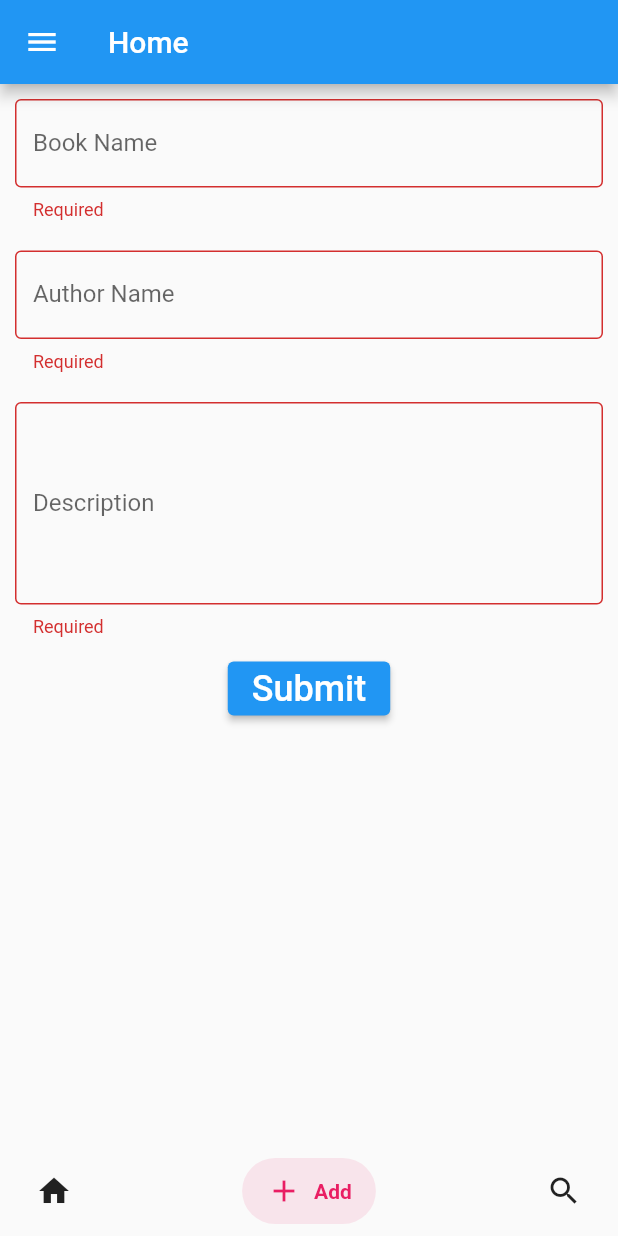
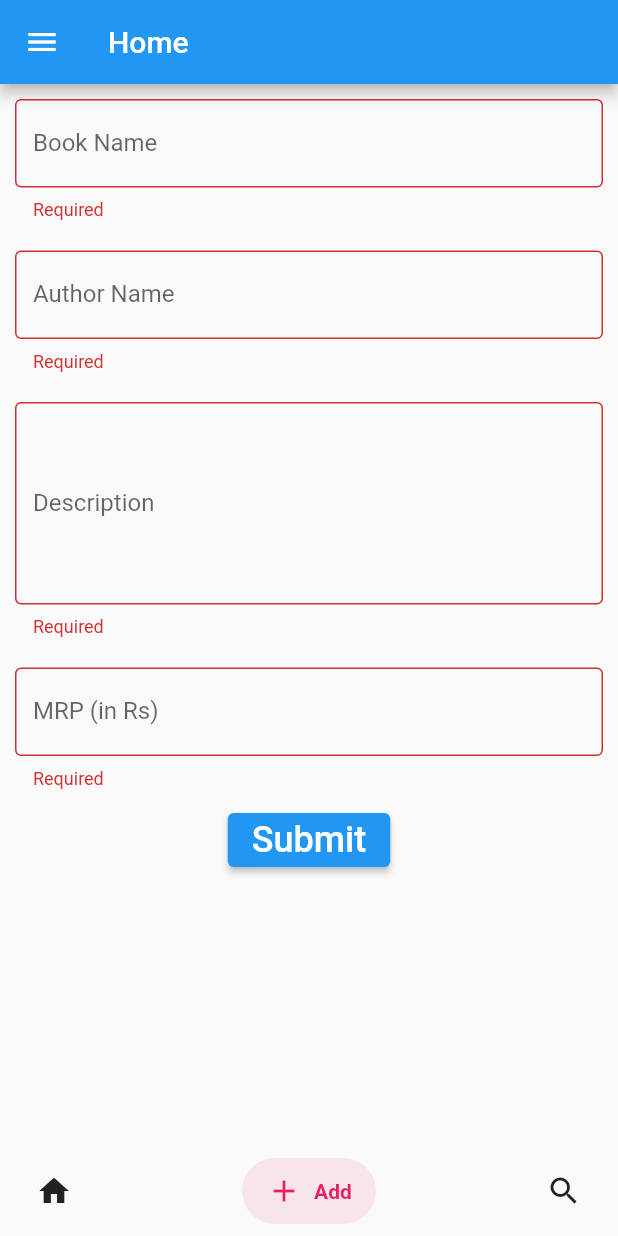
Before and after one commit to kamathprasad9/book-bank-flutter, a Flutter app: the HomePage screen opened by its route, item 2 of the bottom bar chosen, after a tap on "Submit", on a phone screen of 412 x 824 dp. Run offline on Flutter 3.47's test engine with Material 2 defaults, Android fonts, the phone set to English and light mode, and no system bars; drawn by our look-alikes of salomon_bottom_bar; our stand-ins replace firebase_auth, firebase_core, location, shared_preferences; missing offline and left inert: geocoder; accounts and stored records are empty.

Commit message:
Add book fields, radio buttons

```diff
--- a/lib/widgets/add_book.dart
+++ b/lib/widgets/add_book.dart
@@ -2,6 +2,8 @@ import 'package:flutter/cupertino.dart';
 import 'package:flutter/material.dart';
 import 'package:geocoder/geocoder.dart';
 import 'package:location/location.dart';
+
+enum RadioButtonType { donate, slider }
 
 class AddBook extends StatefulWidget {
   @override
@@ -10,8 +12,11 @@ class AddBook extends StatefulWidget {
 
 class _AddBookState extends State<AddBook> {
   final GlobalKey<FormState> _formKey = GlobalKey();
+
+  RadioButtonType _radioButtonType = RadioButtonType.donate;
   LocationData _currentPosition;
-  String _area, _city;
+  String _bookName, _author, _description, _area, _city, _mrp;
+  double _percent = 4.0 / 100;
   DateTime _dateTime;
   Location location = Location();
 
@@ -23,7 +28,7 @@ class _AddBookState extends State<AddBook> {
 
   void _submit() async {
     // getLoc();
-    print(_dateTime);
+    print("$_bookName+$_author+$_description+$_area+$_city+$_mrp");
     final isValid = _formKey.currentState.validate();
     if (!isValid) {
       return;
@@ -55,6 +60,11 @@ class _AddBookState extends State<AddBook> {
                   }
                   return null;
                 },
+                onChanged: (value) {
+                  setState(() {
+                    _bookName = value;
+                  });
+                },
               ),
             ),
             Container(
@@ -71,6 +81,11 @@ class _AddBookState extends State<AddBook> {
                     return "Required";
                   }
                   return null;
+                },
+                onChanged: (value) {
+                  setState(() {
+                    _author = value;
+                  });
                 },
               ),
             ),
@@ -90,8 +105,111 @@ class _AddBookState extends State<AddBook> {
                   }
                   return null;
                 },
+                onChanged: (value) {
+                  setState(() {
+                    _description = value;
+                  });
+                },
               ),
             ),
+            Container(
+              padding: EdgeInsets.all(10),
+              child: TextFormField(
+                decoration: InputDecoration(
+                  hintText: '255',
+                  labelText: "MRP (in Rs)",
+                  border: OutlineInputBorder(),
+                ),
+                enableSuggestions: true,
+                keyboardType: TextInputType.number,
+                textInputAction: TextInputAction.next,
+                validator: (value) {
+                  if (value.isEmpty) {
+                    return "Required";
+                  }
+                  return null;
+                },
+                onChanged: (value) {
+                  setState(() {
+                    _mrp = value;
+                  });
+                },
+              ),
+            ),
+            if (_mrp != null)
+              Row(
+                mainAxisSize: MainAxisSize.min,
+                mainAxisAlignment: MainAxisAlignment.start,
+                children: [
+                  Text('Type'),
+                  SizedBox(
+                    width: 300,
+                    child: Column(
+                      mainAxisSize: MainAxisSize.min,
+                      children: <Widget>[
+                        Flexible(
+                          child: ListTile(
+                            title: const Text('Donate'),
+                            leading: Radio<RadioButtonType>(
+                              value: RadioButtonType.donate,
+                              groupValue: _radioButtonType,
+                              onChanged: (RadioButtonType value) {
+                                setState(() {
+                                  _radioButtonType = value;
+                                  print(_radioButtonType);
+                                  _percent = 0;
+                                });
+                              },
+                            ),
+                          ),
+                        ),
+                        Flexible(
+                          child: Column(
+                            children: [
+                              ListTile(
+                                title: SliderTheme(
+                                  data: SliderTheme.of(context).copyWith(
+                                    inactiveTickMarkColor: Colors.amber,
+                                  ),
+                                  child: Slider(
+                                    value: _percent,
+                                    onChanged: (value) {
+                                      setState(() {
+                                        _percent = value;
+                                        print(_percent);
+                                      });
+                                    },
+                                    min: 0,
+                                    max: 20,
+                                    divisions: 20,
+                                    label: "${_percent.round()}",
+                                  ),
+                                ),
+                                leading: Radio<RadioButtonType>(
+                                  value: RadioButtonType.slider,
+                                  groupValue: _radioButtonType,
+                                  onChanged: (RadioButtonType value) {
+                                    setState(() {
+                                      _radioButtonType = value;
+                                      print(_radioButtonType);
+                                    });
+                                  },
+                                ),
+                              ),
+                              if (_radioButtonType == RadioButtonType.slider)
+                                Container(
+                                  padding: EdgeInsets.only(left: 70),
+                                  child: Text(
+                                      '${_percent.round()}% of Rs. $_mrp = Rs. ${(double.parse(_mrp) * _percent / 100).round()}'),
+                                ),
+                            ],
+                          ),
+                        ),
+                      ],
+                    ),
+                  ),
+                ],
+              ),
             if (_area != null)
               Container(
                 padding: EdgeInsets.all(10),
@@ -108,6 +226,11 @@ class _AddBookState extends State<AddBook> {
                       return "Required";
                     }
                     return null;
+                  },
+                  onChanged: (value) {
+                    setState(() {
+                      _area = value;
+                    });
                   },
                 ),
               ),
@@ -127,6 +250,11 @@ class _AddBookState extends State<AddBook> {
                       return "Required";
                     }
                     return null;
+                  },
+                  onChanged: (value) {
+                    setState(() {
+                      _city = value;
+                    });
                   },
                 ),
               ),
@@ -179,8 +307,8 @@ class _AddBookState extends State<AddBook> {
             setState(() {
               print(value.first.locality); //city
               print(value.first.subLocality); //area
-              _area = "${value.first.subLocality}";
-              _city = '${value.first.locality}';
+              _area = _area ?? "${value.first.subLocality}";
+              _city = _city ?? '${value.first.locality}';
             });
           });
         });
```
